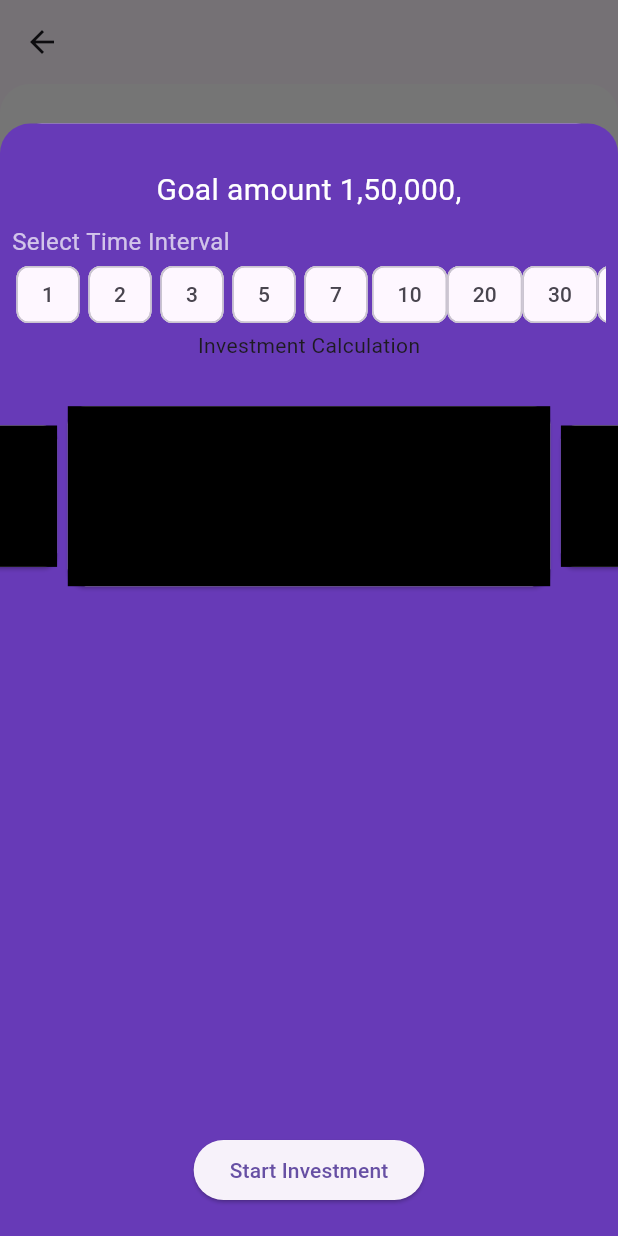
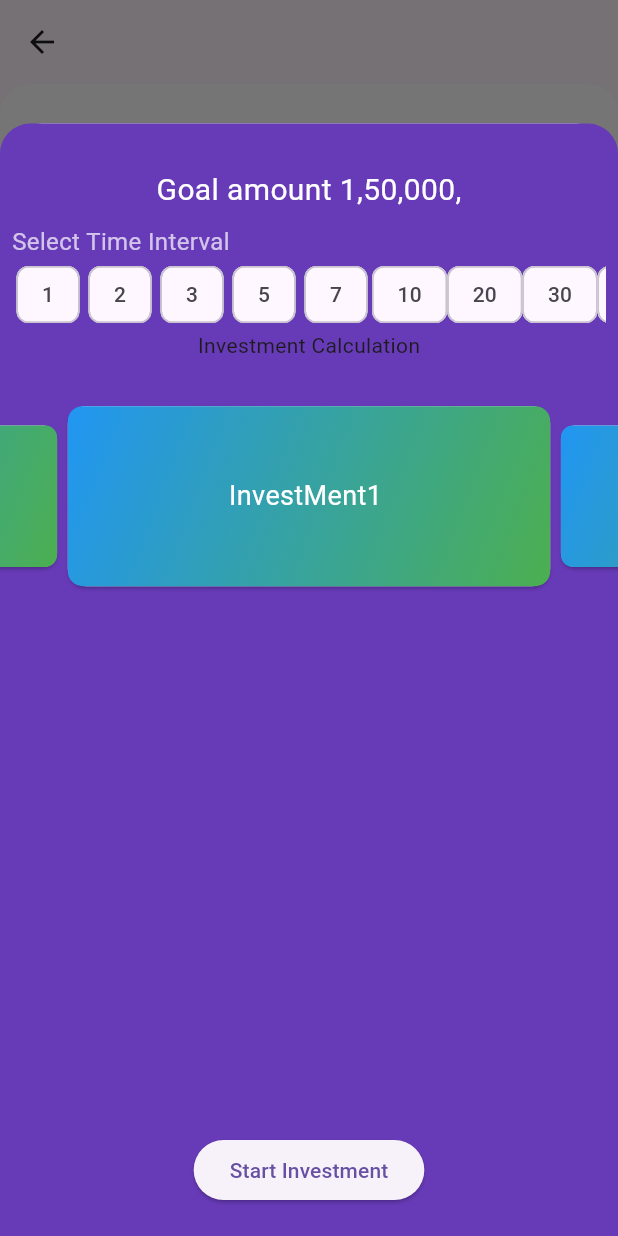
Before and after one commit to aditechdev/goal_based_investment, a Flutter app: the CalculationScreen screen opened by its route, after a tap on "Start Investment", on a phone screen of 412 x 824 dp. Run offline on Flutter 3.47's test engine with Material 3 defaults, Android fonts, the light colour scheme and no system bars; drawn by our look-alikes of carousel_slider, syncfusion_flutter_gauges; our stand-ins replace dotted_decoration, liquid_swipe, rxdart, smooth_page_indicator.

Commit message:
:art: Small change

```diff
--- a/lib/widgets/calculationScreen/investment_bottom_sheet_widget.dart
+++ b/lib/widgets/calculationScreen/investment_bottom_sheet_widget.dart
@@ -68,7 +68,20 @@ class InvestmentBottomSheetWidget extends StatelessWidget {
                 child: Container(
                   height: 120,
                   width: MediaQuery.of(context).size.width - 30,
-                  color: Colors.black,
+                  decoration: BoxDecoration(
+                    gradient: const LinearGradient(
+                      begin: Alignment.topLeft,
+                      end: Alignment.bottomRight,
+                      colors: [Colors.blue, Colors.green],
+                    ),
+                    borderRadius: BorderRadius.circular(10.0),
+                  ),
+                  child: Center(
+                    child: Text(
+                      "InvestMent1 ",
+                      style: FontUtils.font18(color: Colors.white),
+                    ),
+                  ),
                 ),
               ),
             ),
```
